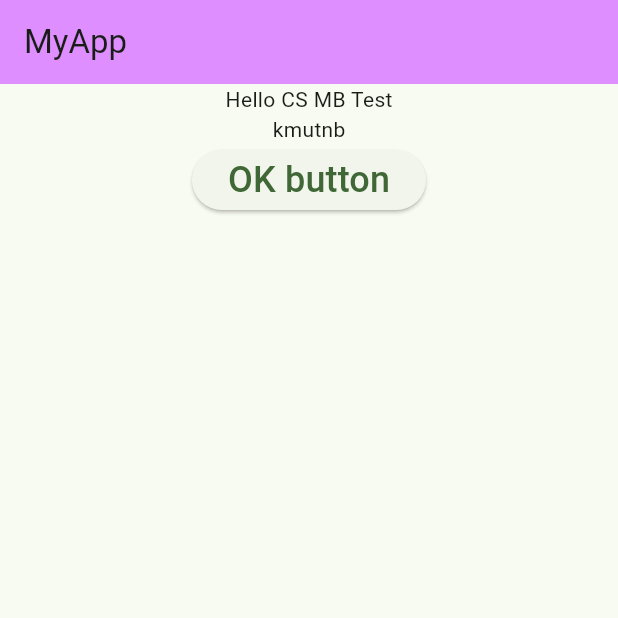
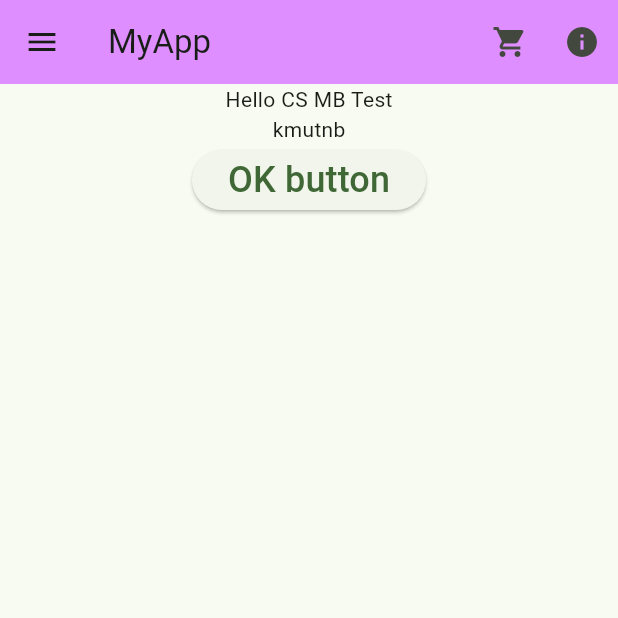
Before and after one commit to 6604062636046/Mobile_App, a Flutter app: the screen it shows after launch, on a phone screen of 412 x 824 dp, the top half of it. Run offline on Flutter 3.47's test engine with Material 3 defaults, Android fonts, the phone set to English and light mode, and no system bars.

Commit message:
Updated main.dart

```diff
--- a/lib/main.dart
+++ b/lib/main.dart
@@ -10,6 +10,7 @@ class MyApp extends StatelessWidget {
   @override
   Widget build(BuildContext context) {
     return MaterialApp(
+      debugShowCheckedModeBanner: false,
       theme: ThemeData(
         colorScheme: ColorScheme.fromSeed(
             seedColor: const Color.fromARGB(255, 91, 252, 70)),
@@ -21,6 +22,26 @@ class MyApp extends StatelessWidget {
       home: Scaffold(
         appBar: AppBar(
           title: Text('MyApp'),
+          actions: [
+            IconButton(
+              icon: const Icon(Icons.shopping_cart),
+              onPressed: (){
+                debugPrint('icon2 pressed');
+              },
+            ),
+            IconButton(
+              icon: const Icon(Icons.info),
+              onPressed: (){
+                debugPrint('icon3 pressed');
+              }
+            )
+          ],
+          leading: IconButton(
+            icon: const Icon(Icons.menu),
+            onPressed: (){
+              debugPrint('leading icon pressed');
+            },
+          ),
         ),
         body: Center(
             child: Column(
```
